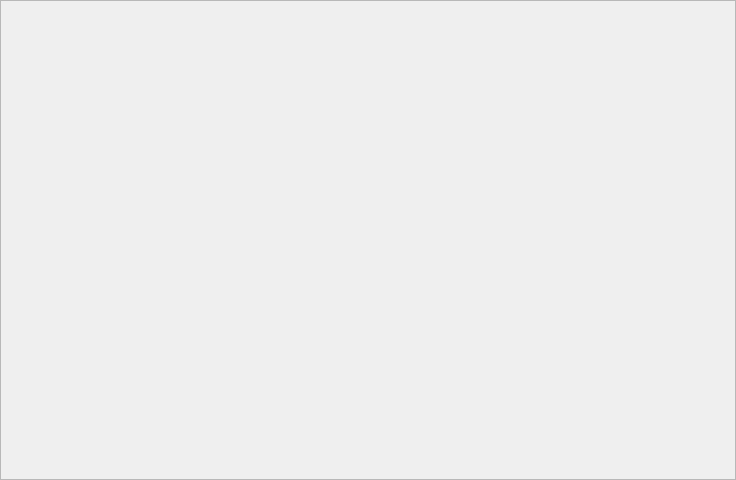
Old version of the form data/ui/containers/image_area.ui in the repository brandonzorn/Nlight.
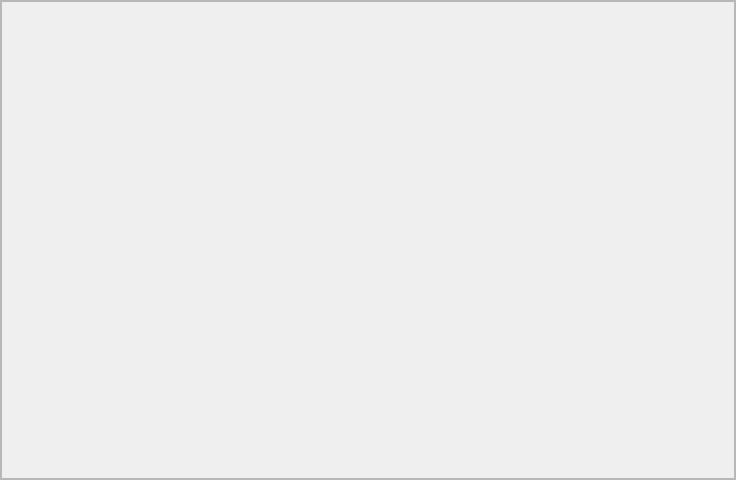
New version of the form. Custom widgets are drawn as their Qt base class.

Commit message: feat: change main page layout

Patch:
```diff
--- a/data/ui/containers/image_area.ui
+++ b/data/ui/containers/image_area.ui
@@ -49,15 +49,6 @@
       </property>
       <item>
        <widget class="ScrollArea" name="scrollArea">
-        <property name="focusPolicy">
-         <enum>Qt::FocusPolicy::NoFocus</enum>
-        </property>
-        <property name="frameShape">
-         <enum>QFrame::Shape::NoFrame</enum>
-        </property>
-        <property name="frameShadow">
-         <enum>QFrame::Shadow::Plain</enum>
-        </property>
         <property name="verticalScrollBarPolicy">
          <enum>Qt::ScrollBarPolicy::ScrollBarAlwaysOff</enum>
         </property>
```
The commit also changes 6 other files.
